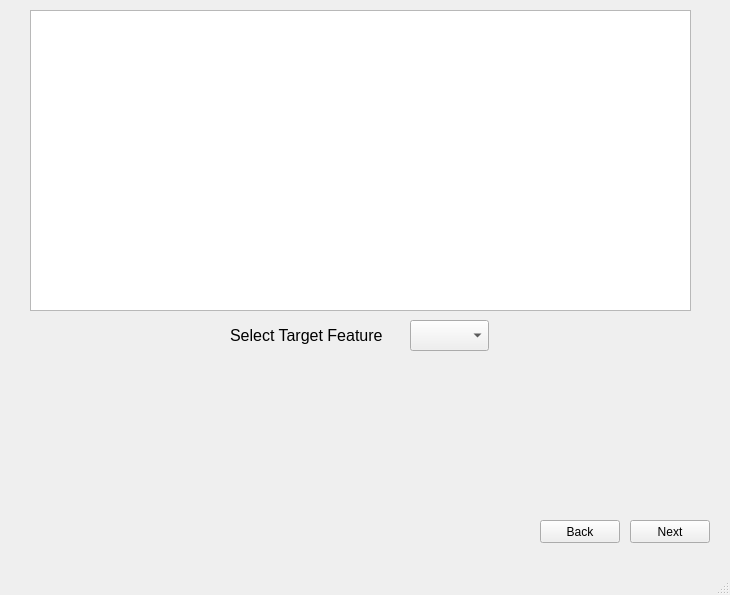
Before: the Qt Designer form guiv1.ui in ggrkp/projectv1, drawn with Qt 5.
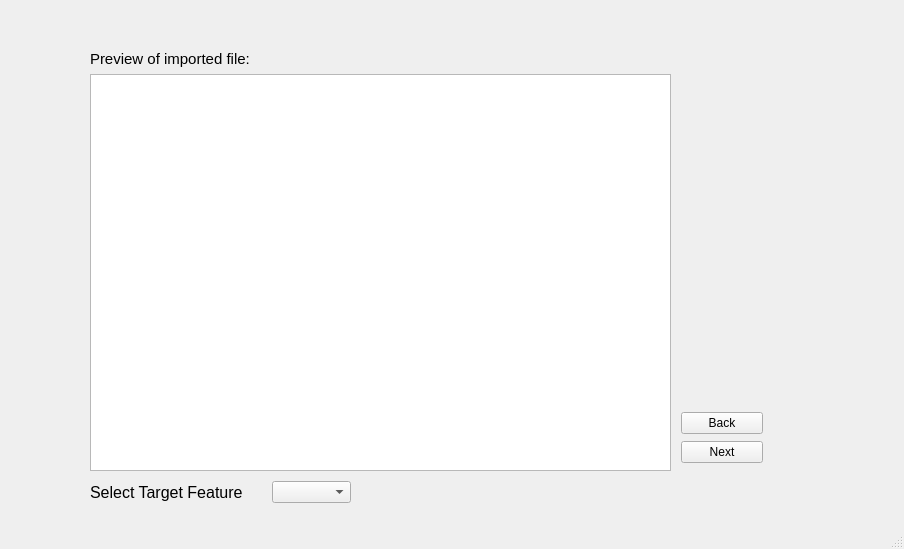
After: the same form once the commit is applied.

```diff
--- a/guiv1.ui
+++ b/guiv1.ui
@@ -6,8 +6,8 @@
    <rect>
     <x>0</x>
     <y>0</y>
-    <width>730</width>
-    <height>595</height>
+    <width>904</width>
+    <height>549</height>
    </rect>
   </property>
   <property name="windowTitle">
@@ -17,10 +17,10 @@
    <widget class="QStackedWidget" name="stackedWidget">
     <property name="geometry">
      <rect>
-      <x>20</x>
+      <x>80</x>
       <y>10</y>
-      <width>701</width>
-      <height>541</height>
+      <width>741</width>
+      <height>511</height>
      </rect>
     </property>
     <property name="currentIndex">
@@ -132,75 +132,92 @@
      </widget>
     </widget>
     <widget class="QWidget" name="page_2">
-     <widget class="QPushButton" name="backButton1">
+     <widget class="QWidget" name="">
       <property name="geometry">
        <rect>
-        <x>520</x>
-        <y>510</y>
-        <width>80</width>
-        <height>23</height>
+        <x>10</x>
+        <y>470</y>
+        <width>261</width>
+        <height>25</height>
        </rect>
       </property>
-      <property name="text">
-       <string>Back</string>
-      </property>
+      <layout class="QHBoxLayout" name="horizontalLayout_4">
+       <item>
+        <widget class="QLabel" name="label_5">
+         <property name="font">
+          <font>
+           <pointsize>12</pointsize>
+          </font>
+         </property>
+         <property name="text">
+          <string>Select Target Feature</string>
+         </property>
+        </widget>
+       </item>
+       <item>
+        <widget class="QComboBox" name="comboBox">
+         <property name="maximumSize">
+          <size>
+           <width>79</width>
+           <height>16777215</height>
+          </size>
+         </property>
+        </widget>
+       </item>
+      </layout>
      </widget>
-     <widget class="QPushButton" name="nextButton1">
+     <widget class="QWidget" name="">
       <property name="geometry">
        <rect>
-        <x>610</x>
-        <y>510</y>
-        <width>80</width>
-        <height>23</height>
+        <x>601</x>
+        <y>401</y>
+        <width>82</width>
+        <height>54</height>
        </rect>
       </property>
-      <property name="text">
-       <string>Next</string>
-      </property>
+      <layout class="QVBoxLayout" name="verticalLayout_2">
+       <item>
+        <widget class="QPushButton" name="backButton1">
+         <property name="text">
+          <string>Back</string>
+         </property>
+        </widget>
+       </item>
+       <item>
+        <widget class="QPushButton" name="nextButton1">
+         <property name="text">
+          <string>Next</string>
+         </property>
+        </widget>
+       </item>
+      </layout>
      </widget>
-     <widget class="QComboBox" name="comboBox">
+     <widget class="QWidget" name="">
       <property name="geometry">
        <rect>
-        <x>390</x>
-        <y>310</y>
-        <width>79</width>
-        <height>31</height>
-       </rect>
-      </property>
-      <property name="maximumSize">
-       <size>
-        <width>79</width>
-        <height>16777215</height>
-       </size>
-      </property>
-     </widget>
-     <widget class="QLabel" name="label_5">
-      <property name="geometry">
-       <rect>
-        <x>210</x>
-        <y>310</y>
-        <width>181</width>
-        <height>31</height>
-       </rect>
-      </property>
-      <property name="font">
-       <font>
-        <pointsize>12</pointsize>
-       </font>
-      </property>
-      <property name="text">
-       <string>Select Target Feature</string>
-      </property>
-     </widget>
-     <widget class="QTableWidget" name="tableWidget">
-      <property name="geometry">
-       <rect>
         <x>10</x>
-        <y>0</y>
-        <width>661</width>
-        <height>301</height>
+        <y>40</y>
+        <width>581</width>
+        <height>421</height>
        </rect>
       </property>
+      <layout class="QVBoxLayout" name="verticalLayout_3">
+       <item>
+        <widget class="QLabel" name="label_6">
+         <property name="font">
+          <font>
+           <pointsize>11</pointsize>
+          </font>
+         </property>
+         <property name="text">
+          <string>Preview of imported file:</string>
+         </property>
+        </widget>
+       </item>
+       <item>
+        <widget class="QTableWidget" name="tableWidget"/>
+       </item>
+      </layout>
      </widget>
     </widget>
     <widget class="QWidget" name="page_3">
```
Left out of the diff: 183 changed lines with no effect on the pictures.
